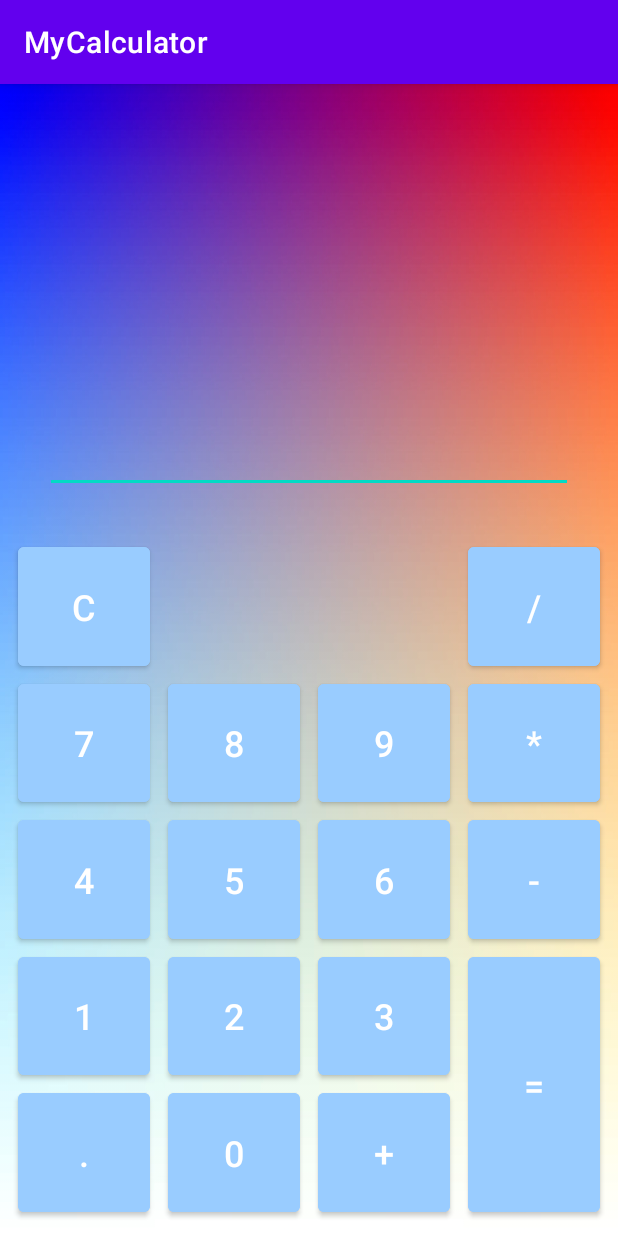
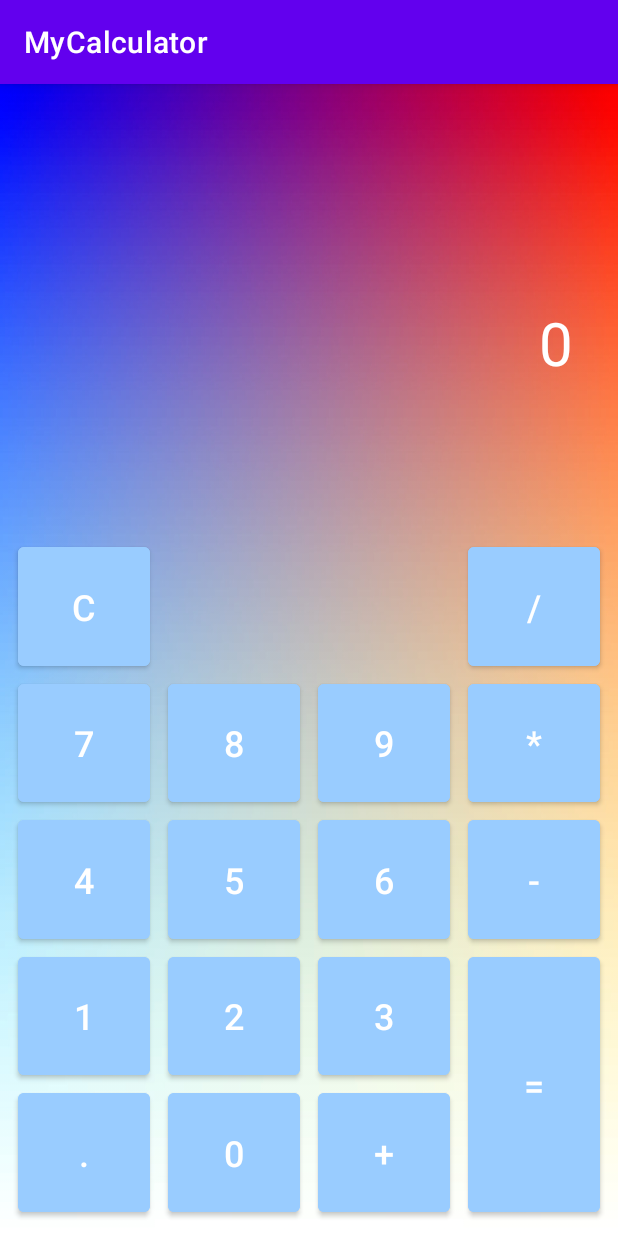
Before and after one commit to Navara91/MyCalculator, an Android app: the screen it shows after launch (MainActivity), on a phone screen of 412 x 824 dp. Run offline under Robolectric (Android 15) with nearby library versions, the phone set to English and light mode, and no system bars.

```diff
--- a/app/src/main/java/ru/geekbrains/mycalculator/MainActivity.java
+++ b/app/src/main/java/ru/geekbrains/mycalculator/MainActivity.java
@@ -1,14 +1,147 @@
 package ru.geekbrains.mycalculator;
+
+import android.os.Bundle;
+import android.widget.Button;
+import android.widget.TextView;
 
 import androidx.appcompat.app.AppCompatActivity;
 
-import android.os.Bundle;
+public class MainActivity extends AppCompatActivity {
 
-public class MainActivity extends AppCompatActivity {
+    private TextView currentDataTv;
+    private TextView resultTv;
+    private Button equalBtn, clearBtn, divBtn, multiBtn, minusBtn, plusBtn, zeroBtn, oneBtn, twoBtn, threeBtn, fourBtn, fiveBtn, sixBtn, sevenBtn, eightBtn, nineBtn, dotBtn;
+
+    private double valueOne = 0.0;
+    private double valueTwo = 0.0;
+    private boolean isFirstValue = true;
+    private boolean isFirstAction = true;
 
     @Override
     protected void onCreate(Bundle savedInstanceState) {
         super.onCreate(savedInstanceState);
         setContentView(R.layout.activity_main);
+
+        initView();
+        resultTv.setText("0");
+
+        ButtonClick();
     }
+
+    private void initView() {
+        currentDataTv = findViewById(R.id.current_data_Tv);
+        resultTv = findViewById(R.id.result_Tv);
+        clearBtn = findViewById(R.id.clear_button);
+        equalBtn = findViewById(R.id.equal_button);
+
+        oneBtn = findViewById(R.id.digit_one_button);
+        twoBtn = findViewById(R.id.digit_two_button);
+        threeBtn = findViewById(R.id.digit_three_button);
+        fourBtn = findViewById(R.id.digit_four_button);
+        fiveBtn = findViewById(R.id.digit_five_button);
+        sixBtn = findViewById(R.id.digit_six_button);
+        sevenBtn = findViewById(R.id.digit_seven_button);
+        eightBtn = findViewById(R.id.digit_eight_button);
+        nineBtn = findViewById(R.id.digit_nine_button);
+        zeroBtn = findViewById(R.id.digit_zero_button);
+
+        dotBtn = findViewById(R.id.dot_button);
+        plusBtn = findViewById(R.id.plus_button);
+        minusBtn = findViewById(R.id.minus_button);
+        multiBtn = findViewById(R.id.multi_button);
+        divBtn = findViewById(R.id.division_button);
+    }
+
+    private void ButtonClick() {
+
+        oneBtn.setOnClickListener(v -> {
+                    if (isFirstValue) {
+                        resultTv.setText("1");
+                        isFirstValue = false;
+                    } else
+                        resultTv.setText(String.format("%s%s", resultTv.getText().toString(), "1"));
+                }
+        );
+        twoBtn.setOnClickListener(v -> {
+                    if (isFirstValue) {
+                        resultTv.setText("2");
+                        isFirstValue = false;
+                    } else
+                        resultTv.setText(String.format("%s%s", resultTv.getText().toString(), "2"));
+                }
+        );
+        threeBtn.setOnClickListener(v -> {
+                    if (isFirstValue) {
+                        resultTv.setText("3");
+                        isFirstValue = false;
+                    } else
+                        resultTv.setText(String.format("%s%s", resultTv.getText().toString(), "3"));
+                }
+        );
+        fourBtn.setOnClickListener(v -> {
+                    if (isFirstValue) {
+                        resultTv.setText("4");
+                        isFirstValue = false;
+                    } else
+                        resultTv.setText(String.format("%s%s", resultTv.getText().toString(), "4"));
+                }
+        );
+        fiveBtn.setOnClickListener(v -> {
+                    if (isFirstValue) {
+                        resultTv.setText("5");
+                        isFirstValue = false;
+                    } else
+                        resultTv.setText(String.format("%s%s", resultTv.getText().toString(), "5"));
+                }
+        );
+        sixBtn.setOnClickListener(v -> {
+                    if (isFirstValue) {
+                        resultTv.setText("6");
+                        isFirstValue = false;
+                    } else
+                        resultTv.setText(String.format("%s%s", resultTv.getText().toString(), "6"));
+                }
+        );
+        sevenBtn.setOnClickListener(v -> {
+                    if (isFirstValue) {
+                        resultTv.setText("7");
+                        isFirstValue = false;
+                    } else
+                        resultTv.setText(String.format("%s%s", resultTv.getText().toString(), "7"));
+                }
+        );
+        eightBtn.setOnClickListener(v -> {
+                    if (isFirstValue) {
+                        resultTv.setText("8");
+                        isFirstValue = false;
+                    } else
+                        resultTv.setText(String.format("%s%s", resultTv.getText().toString(), "8"));
+                }
+        );
+        nineBtn.setOnClickListener(v -> {
+                    if (isFirstValue) {
+                        resultTv.setText("9");
+                        isFirstValue = false;
+                    } else
+                        resultTv.setText(String.format("%s%s", resultTv.getText().toString(), "9"));
+                }
+        );
+        zeroBtn.setOnClickListener(v -> {
+                    if (isFirstValue) {
+                        resultTv.setText("0");
+                        isFirstValue = false;
+                    } else
+                        resultTv.setText(String.format("%s%s", resultTv.getText().toString(), "0"));
+                }
+        );
+        clearBtn.setOnClickListener(v -> {
+                    resultTv.setText("0");
+                    isFirstValue = true;
+                }
+        );
+
+
+    }
+
+
 }
--- a/app/src/main/res/layout/activity_main.xml
+++ b/app/src/main/res/layout/activity_main.xml
@@ -29,6 +29,7 @@
                 android:layout_weight="3"/>
 
             <androidx.appcompat.widget.AppCompatTextView
+                android:id="@+id/result_Tv"
                 android:layout_width="match_parent"
                 android:layout_height="0dp"
                 android:layout_gravity="center"
@@ -40,7 +41,8 @@
                 android:textSize="@dimen/text_size_dimension"
                 tools:text="0" />
 
-            <com.google.android.material.textfield.TextInputEditText
+            <androidx.appcompat.widget.AppCompatTextView
+                android:id="@+id/current_data_Tv"
                 android:layout_width="match_parent"
                 android:layout_height="0dp"
                 android:layout_gravity="bottom"
@@ -49,7 +51,7 @@
                 android:gravity="end"
                 android:textColor="@color/white"
                 android:textSize="@dimen/edit_text_size_dimension"
-                tools:text="123" />
+                tools:text="2+2" />
 
         </androidx.appcompat.widget.LinearLayoutCompat>
 
```
